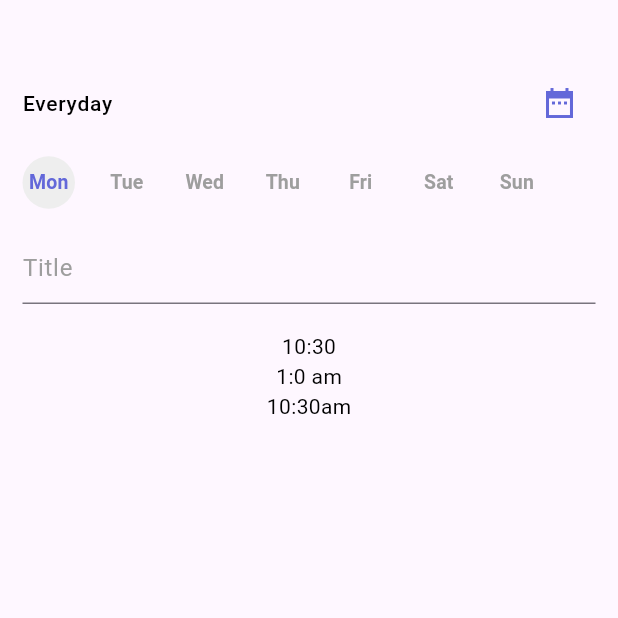
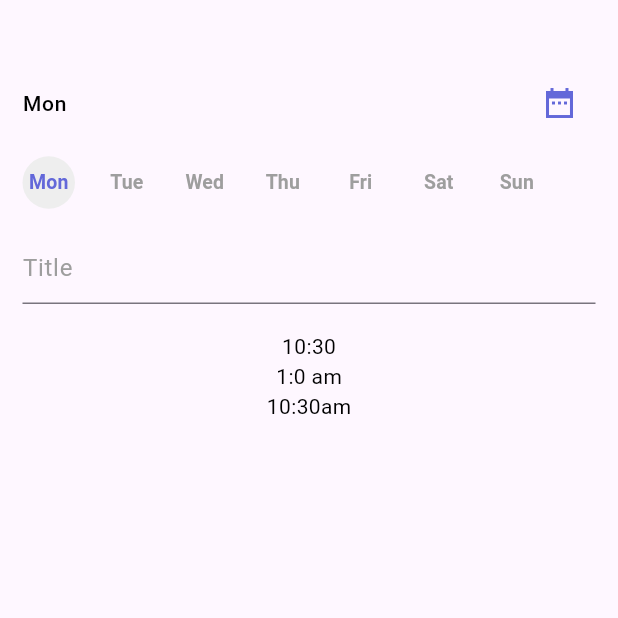
Before and after one commit to hassankhalid2239/task_planner_app, a Flutter app: the AddTaskScreen screen opened directly, after a tap on "Mon", on a phone screen of 412 x 824 dp, the part 413-1031 px from its top. Run offline on Flutter 3.47's test engine with Material 3 defaults, Android fonts, the phone set to English and light mode, and no system bars; drawn by our look-alikes of carousel_slider, numberpicker; our stand-ins replace date_picker_timeline, get, hive; accounts and stored records are empty.

Commit message:
store data done

```diff
--- /dev/null
+++ b/lib/Controllers/state_controller.dart
@@ -0,0 +1,53 @@
+import 'package:get/get.dart';
+import 'package:get/get_rx/get_rx.dart';
+import 'package:get/get_rx/src/rx_types/rx_types.dart';
+import 'package:intl/intl.dart';
+import 'package:task_planner_app/Modals/task_model.dart';
+
+import '../DB/boxes.dart';
+import 'db_controller.dart';
+
+class StateController extends GetxController{
+  final _dbController = Get.put(DbController());
+
+  RxInt hour = 1.obs;
+  RxInt minute = 0.obs;
+  RxString currentDate=''.obs;
+  RxString dueDate=''.obs;
+  RxString dueTime=''.obs;
+  RxString period = 'am'.obs;
+  RxInt currentIndex = 0.obs;
+  RxList selectedDays = [].obs;
+
+  void convertTo12HourFormat() {
+    // Input format: "HH:mm"
+    String date= "${DateTime.now().hour}:${DateTime.now().minute}";
+    List<String> parts = date.split(':');
+    int hour = int.parse(parts[0]);
+    int minute = int.parse(parts[1]);
+
+    // Convert to 12-hour format
+    int hourIn12HourFormat = hour % 12 == 0 ? 12 : hour % 12;
+    String period = hour >= 12 ? 'pm' : 'am';
+
+    // Format output as "h:mmam/pm"
+    currentDate.value = '$hourIn12HourFormat:${minute.toString().padLeft(2, '0')}$period';
+  }
+
+  void saveTask(String title){
+    String untilTime= '${hour.value}:${minute.value}${period.value}';
+    final task = TaskModel(
+        title: title,
+        isCompleted: false,
+        until: '',
+        reminderDays: selectedDays,
+        createdDate: DateFormat('E, d MMM yyyy').format(DateTime.now()),
+        dueTime: untilTime,
+        dueDate: dueDate.value);
+    _dbController.submitTask(task);
+  }
+
+
+
+
+}
--- /dev/null
+++ b/lib/Modals/task_model.dart
@@ -0,0 +1,35 @@
+
+
+import 'package:hive/hive.dart';
+part 'task_model.g.dart';
+@HiveType(typeId: 0)
+class TaskModel extends HiveObject{
+  @HiveField(0)
+  String title;
+  @HiveField(1)
+  bool isCompleted;
+  @HiveField(2)
+  String until;
+  @HiveField(3)
+  List reminderDays;
+  @HiveField(4)
+  String createdDate;
+  @HiveField(5)
+  String dueTime;
+  @HiveField(6)
+  String dueDate;
+
+  TaskModel({
+    required this.title,
+    required this.isCompleted,
+    required this.until,
+    required this.reminderDays,
+    required this.createdDate,
+    required this.dueTime,
+    required this.dueDate,
+  });
+}
+
+
+
+// flutter packages pub run build_runner build
--- a/lib/view/add_task_screen.dart
+++ b/lib/view/add_task_screen.dart
@@ -4,8 +4,10 @@ import 'package:flutter/material.dart';
 import 'package:get/get.dart';
 import 'package:intl/intl.dart';
 import 'package:numberpicker/numberpicker.dart';
+import 'package:task_planner_app/Modals/task_model.dart';
 import 'package:task_planner_app/constants.dart';
 
+import '../Controllers/state_controller.dart';
 import 'Widgets/custom_textformfield.dart';
 
 class AddTaskScreen extends StatefulWidget {
@@ -16,41 +18,23 @@ class AddTaskScreen extends StatefulWidget {
 }
 
 class _AddTaskScreenState extends State<AddTaskScreen> {
-  // final _taskController = Get.put(TaskController());
+  final _stateController = Get.put(StateController());
   final titleTextController = TextEditingController();
-  final descriptionTextController = TextEditingController();
-  final date = DateFormat('EEE, d MMMM, yyyy, h:mma').format(DateTime.now());
-  final bool isCompleted = false;
-  var hour = 1;
-  var minute = 0;
-  var cdate;
-  String dueDate='';
-  String period = 'am';
-  int _currentIndex = 0;
-  List<String> selectedDays = [];
-
-  String convertTo12HourFormat() {
-    // Input format: "HH:mm"
-    String date= "${DateTime.now().hour}:${DateTime.now().minute}";
-    List<String> parts = date.split(':');
-    int hour = int.parse(parts[0]);
-    int minute = int.parse(parts[1]);
-
-    // Convert to 12-hour format
-    int hourIn12HourFormat = hour % 12 == 0 ? 12 : hour % 12;
-    String period = hour >= 12 ? 'pm' : 'am';
-
-    // Format output as "h:mmam/pm"
-    return '$hourIn12HourFormat:${minute.toString().padLeft(2, '0')}$period';
-  }
   @override
   void initState() {
     // TODO: implement initState
     super.initState();
-    cdate = convertTo12HourFormat();
+    _stateController.convertTo12HourFormat();
   }
   @override
   Widget build(BuildContext context) {
+    DateTime dt= DateTime.now();
+    DateTime cDate = DateTime(
+      dt.year,
+      dt.month,
+      dt.day + 1,
+    );
+    print(DateFormat('E, d MMM yyyy').format(cDate));
     return Scaffold(
         appBar: AppBar(
           elevation: 0,
@@ -73,10 +57,11 @@ class _AddTaskScreenState extends State<AddTaskScreen> {
                     borderRadius: BorderRadius.circular(10)),
                 child: Row(
                   children: [
-                    NumberPicker(
+                    Obx((){
+                      return NumberPicker(
                           minValue: 1,
                           maxValue: 12,
-                        value: hour,
+                          value: _stateController.hour.value,
                           zeroPad: true,
                           infiniteLoop: true,
                           itemWidth: 120,
@@ -90,8 +75,8 @@ class _AddTaskScreenState extends State<AddTaskScreen> {
                               fontSize: 35,
                               color: Color(0xff6368D9)),
                           onChanged: (value) {
-                          hour = value;
-                          setState(() {});
+                            _stateController.hour.value = value;
+                          });
                     }),
                     Text(
                       ':',
@@ -100,10 +85,11 @@ class _AddTaskScreenState extends State<AddTaskScreen> {
                           fontWeight: FontWeight.bold,
                           fontSize: 38),
                     ),
-                    NumberPicker(
+                    Obx((){
+                      return NumberPicker(
                           minValue: 0,
                           maxValue: 59,
-                        value: minute,
+                          value: _stateController.minute.value,
                           zeroPad: true,
                           infiniteLoop: true,
                           itemWidth: 120,
@@ -117,27 +103,26 @@ class _AddTaskScreenState extends State<AddTaskScreen> {
                               fontSize: 35,
                               color: Color(0xff6368D9)),
                           onChanged: (value) {
-                          minute = value;
-                          setState(() {});
+                            _stateController.minute.value = value;
+                          });
                     }),
                     SizedBox(height: 200,
                       width: 80,
-                      child: CarouselSlider(
+                      child: Obx((){
+                        return CarouselSlider(
                           options: CarouselOptions(
                             enableInfiniteScroll: false,
                             enlargeStrategy: CenterPageEnlargeStrategy.height,
                             enlargeCenterPage: true,
                             scrollDirection: Axis.vertical,
-                          initialPage: _currentIndex,
+                            initialPage: _stateController.currentIndex.value,
                             onPageChanged: (index, reason) {
-                            setState(() {
-                              _currentIndex = index;
+                              _stateController.currentIndex.value = index;
                               if(index==0){
-                                period='am';
+                                _stateController.period.value='am';
                               }else{
-                                period='pm';
+                                _stateController.period.value='pm';
                               }
-                            });
                             },
                           ),
                           items: [
@@ -150,7 +135,8 @@ class _AddTaskScreenState extends State<AddTaskScreen> {
                               style: TextStyle(color:Color(0xff6368D9),fontSize: 36, fontWeight: FontWeight.bold),
                             ),
                           ],
-                      ),
+                        );
+                      }),
                     ),
                   ],
                 ),
@@ -165,7 +151,20 @@ class _AddTaskScreenState extends State<AddTaskScreen> {
                   children: [
                     ListTile(
                       contentPadding: EdgeInsets.zero,
-                      leading: Text(dueDate!=''?dueDate:'Everyday',style: TextStyle(color: Colors.black,fontSize: 14),),
+                      leading: Obx((){
+                        if(_stateController.dueDate.isNotEmpty){
+                          return Text(_stateController.dueDate.value,style: TextStyle(color: Colors.black,fontSize: 14),);
+                        }else if(_stateController.selectedDays.isNotEmpty){
+                          String daysString = _stateController.selectedDays.join(',');
+                          if(_stateController.selectedDays.length==7){
+                            return Text('Everyday',style: TextStyle(color: Colors.black,fontSize: 14),);
+                          }else{
+                            return Text(daysString,style: TextStyle(color: Colors.black,fontSize: 14),);
+                          }
+                        }else{
+                          return Text('Today',style: TextStyle(color: Colors.black,fontSize: 14),);
+                        }
+                      }),
                       trailing: IconButton(onPressed: () async {
                         DateTime? pickedDate = await showDatePicker(
                             builder: (context, child) => child!,
@@ -173,9 +172,12 @@ class _AddTaskScreenState extends State<AddTaskScreen> {
                             firstDate: DateTime(1900),
                             lastDate: DateTime(2100));
                         if (pickedDate != null) {
-                          setState(() {
-                            dueDate=DateFormat('EEE, d MMMM').format(pickedDate);
-                          });
+                          if(pickedDate.isAfter(DateTime.now())){
+                            _stateController.dueDate.value=DateFormat('E, d MMM yyyy').format(pickedDate);
+                            _stateController.selectedDays.clear();
+                          }else{
+                            Get.snackbar('Oh!', 'Please Select upcoming date');
+                          }
 
                         }
                       },
@@ -192,26 +194,24 @@ class _AddTaskScreenState extends State<AddTaskScreen> {
                             child: SizedBox(
                               height: 35,
                               width: 35,
-                              child: TextButton(
+                              child: Obx((){
+                                return TextButton(
                                     onPressed: (){
-                                    if(selectedDays.contains(days[index])){
-                                      selectedDays.remove(days[index]);
-                                      setState(() {
+                                      _stateController.dueDate.value='';
+                                      if(_stateController.selectedDays.contains(days[index])){
+                                        _stateController.selectedDays.remove(days[index]);
 
-                                      });
                                       }else{
-                                      selectedDays.add(days[index]);
-                                      setState(() {
-
-                                      });
+                                        _stateController.selectedDays.add(days[index]);
                                       }
                                     },
                                     style: ButtonStyle(
-                                    backgroundColor: WidgetStatePropertyAll(selectedDays.contains(days[index])?Colors.grey.shade200:Colors.transparent),
+                                      backgroundColor: WidgetStatePropertyAll(_stateController.selectedDays.contains(days[index])?Colors.grey.shade200:Colors.transparent),
                                       padding: WidgetStatePropertyAll(EdgeInsets.zero),
                                       shape: WidgetStatePropertyAll(CircleBorder()),
                                     ),
-                                  child: Text(days[index],style: TextStyle(color: selectedDays.contains(days[index])?Color(0xff6368D9):Colors.grey,fontWeight: FontWeight.w600,fontSize: 13))),
+                                    child: Text(days[index],style: TextStyle(color: _stateController.selectedDays.contains(days[index])?Color(0xff6368D9):Colors.grey,fontWeight: FontWeight.w600,fontSize: 13)));
+                              }),
                             ),
                           );
                         },
@@ -228,8 +228,12 @@ class _AddTaskScreenState extends State<AddTaskScreen> {
                 )
               ),
               Text('${DateTime.now().hour}:${DateTime.now().minute}',style:TextStyle(color: Colors.black)),
-              Text('${hour}:${minute} ${period}',style:TextStyle(color: Colors.black)),
-              Text(cdate,style:TextStyle(color: Colors.black)),
+              Obx((){
+                return Text('${_stateController.hour.value}:${_stateController.minute.value} ${_stateController.period.value}',style:TextStyle(color: Colors.black));
+              }),
+              Obx((){
+                return Text(_stateController.currentDate.value,style:TextStyle(color: Colors.black));
+              })
             ],
           ),
             ),
@@ -275,6 +279,26 @@ class _AddTaskScreenState extends State<AddTaskScreen> {
                     backgroundColor:
                     const WidgetStatePropertyAll(Colors.transparent)),
                 onPressed: () {
+                  if(titleTextController.text.isNotEmpty){
+                    if(_stateController.selectedDays.isEmpty&&_stateController.dueDate.isEmpty){
+                      _stateController.dueDate.value=DateFormat('E, d MMM yyyy').format(DateTime.now());
+                    }
+                    _stateController.saveTask(titleTextController.text);
+                    Navigator.pop(context);
+                  }else{
+                    Get.snackbar(
+                      'Required',
+                      'Title is required !',
+                      backgroundColor: Colors.white,
+                      snackPosition: SnackPosition.BOTTOM,
+                      duration: const Duration(seconds: 1),
+                      icon: const Icon(
+                        Icons.warning_amber_rounded,
+                        color: Colors.red,
+                      ),
+                      colorText: Colors.pinkAccent,
+                    );
+                  }
 
                 },
                 child: FittedBox(
@@ -299,14 +323,12 @@ class _AddTaskScreenState extends State<AddTaskScreen> {
   }
 
   void submitData() async {
-    if (titleTextController.text.isNotEmpty &&
-        descriptionTextController.text.isNotEmpty) {
+    if (titleTextController.text.isNotEmpty ) {
       //add task
       // await _addTaskToDb();
       // _taskController.getTasks();
       Get.back();
-    } else if (titleTextController.text.isEmpty ||
-        descriptionTextController.text.isEmpty) {
+    } else if (titleTextController.text.isEmpty) {
       Get.snackbar(
         'Required',
         'All fields are required !',
```
Also changed, not shown: lib/Controllers/db_controller.dart (added, +14 -0 lines), lib/DB/boxes.dart (added, +7 -0 lines), lib/main.dart (+10 -2 lines), lib/Modals/task_model.g.dart (added), 1 other file. Lines whose indentation alone changed are shown as unchanged.
